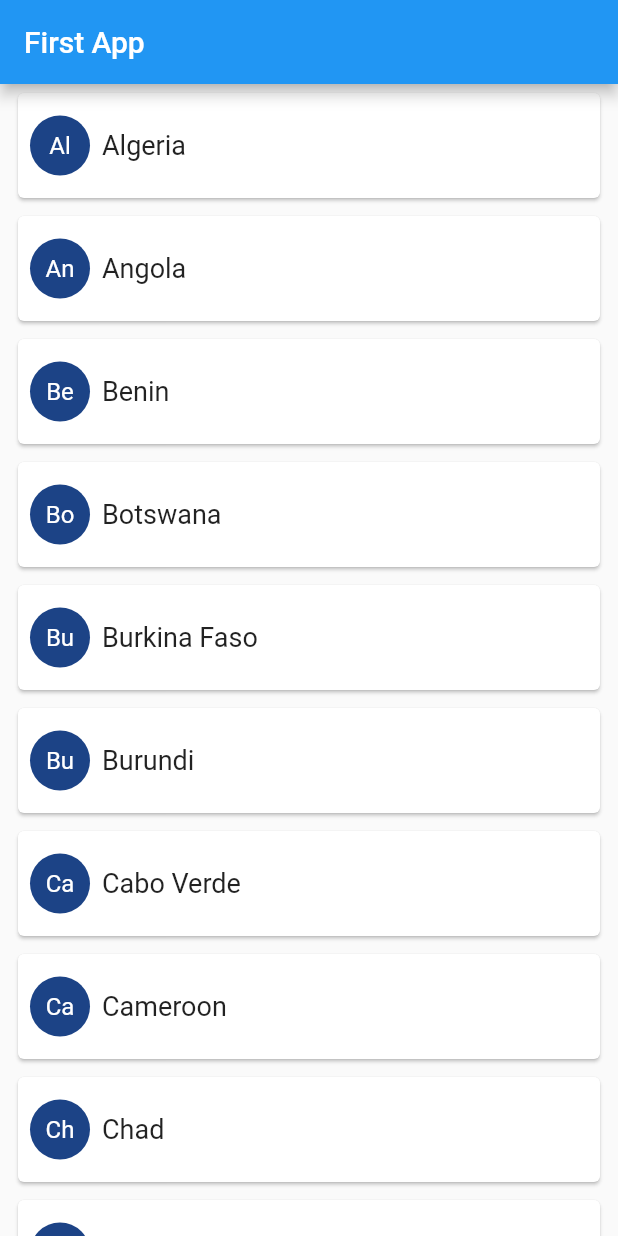
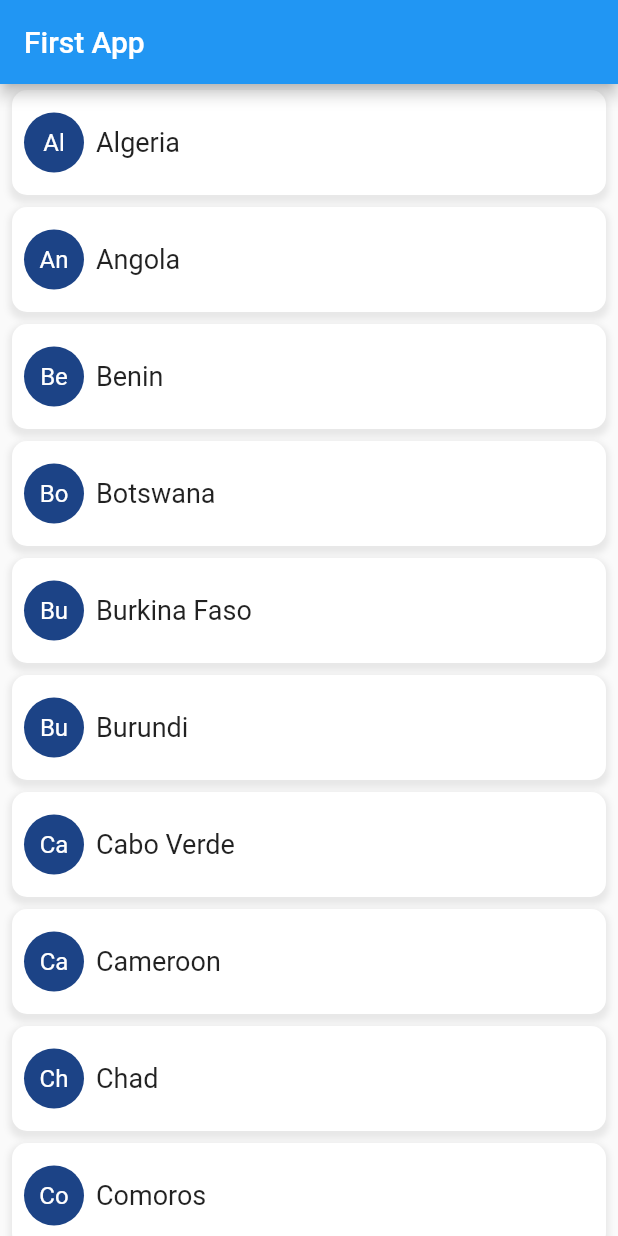
Before and after one commit to tanweer919/Flutter-tutorial, a Flutter app: the screen it shows after launch, on a phone screen of 412 x 824 dp. Run offline on Flutter 3.47's test engine with Material 2 defaults, Android fonts, the light colour scheme and no system bars.

Commit message:
Improve structure of country_list project

```diff
--- a/country_list/lib/main.dart
+++ b/country_list/lib/main.dart
@@ -1,4 +1,5 @@
 import 'package:flutter/material.dart';
+import 'screens/HomeScreen.dart';
 void main() {
   runApp(
     MaterialApp(
@@ -7,62 +8,3 @@ void main() {
     ),
   );
 }
-
-class HomePage extends StatelessWidget {
-  @override
-  Widget build(BuildContext context) {
-    return Scaffold(
-      appBar: AppBar(
-        title: Text('First App')
-      ),
-      body: CountryList(),
-    );
-  }
-}
-
-
-class CountryList extends StatelessWidget {
-  final List<String> countries = [ "Algeria", "Angola", "Benin", "Botswana", "Burkina Faso", "Burundi", "Cabo Verde", "Cameroon", "Chad",
-  "Comoros ", "Congo (the)", "Côte d'Ivoire", "Djibouti", "Egypt", "Equatorial Guinea", "Eritrea", "Ethiopia",
-  "Gabon", "Gambia ", "Ghana", "Guinea", "Guinea-Bissau", "Kenya", "Lesotho", "Liberia", "Libya", "Madagascar", "Malawi", "Mali"];
-  @override
-  Widget build(BuildContext context) {
-    return ListView.builder(
-      itemCount: countries.length,
-      itemBuilder: (BuildContext context, int index) => Padding(
-        padding: const EdgeInsets.symmetric(horizontal: 8.0, vertical: 2.0),
-        child: Card(
-          child: Container(
-            height: 70,
-            child: Padding(
-              padding: const EdgeInsets.all(8.0),
-              child: Row(
-                mainAxisAlignment: MainAxisAlignment.spaceBetween,
-                children: [
-                  CircleAvatar(
-                    backgroundColor: Color(
-                      (Random().nextDouble() * 0xFFFFFF).toInt(),
-                    ).withOpacity(1.0),
-                    child: Text(
-                      countries[index].substring(0, 2),
-                      style: TextStyle(color: Colors.white),
-                    ),
-                  ),
-                  Expanded(
-                    child: Padding(
-                      padding: const EdgeInsets.symmetric(horizontal: 8.0),
-                      child: Text(
-                        countries[index],
-                        style: TextStyle(fontSize: 18),
-                      ),
-                    ),
-                  ),
-                ],
-              ),
-            ),
-          ),
-        ),
-      ),
-    );
-  }
-}
--- /dev/null
+++ b/country_list/lib/screens/HomeScreen.dart
@@ -0,0 +1,71 @@
+import 'package:flutter/material.dart';
+import 'dart:math';
+
+class HomePage extends StatelessWidget {
+  @override
+  Widget build(BuildContext context) {
+    return Scaffold(
+      appBar: AppBar(
+        title: Text('First App')
+      ),
+      body: CountryList(),
+    );
+  }
+}
+
+class CountryList extends StatelessWidget {
+  final List<String> countries = [ "Algeria", "Angola", "Benin", "Botswana", "Burkina Faso", "Burundi", "Cabo Verde", "Cameroon", "Chad",
+  "Comoros ", "Congo (the)", "Côte d'Ivoire", "Djibouti", "Egypt", "Equatorial Guinea", "Eritrea", "Ethiopia",
+  "Gabon", "Gambia ", "Ghana", "Guinea", "Guinea-Bissau", "Kenya", "Lesotho", "Liberia", "Libya", "Madagascar", "Malawi", "Mali"];
+  @override
+  Widget build(BuildContext context) {
+    return ListView.builder(
+      itemCount: countries.length,
+      itemBuilder: (BuildContext context, int index) => Padding(
+        padding: const EdgeInsets.symmetric(horizontal: 8.0, vertical: 4.0),
+        child: Container(
+          decoration: BoxDecoration(
+            color: Colors.white,
+            borderRadius: BorderRadius.all(Radius.circular(10)),
+            boxShadow: [
+              BoxShadow(
+                color: Colors.grey.withOpacity(0.2),
+                spreadRadius: 2,
+                blurRadius: 3,
+                offset:
+                    Offset(0, 3), // changes position of shadow
+              ),
+            ],
+          ),
+          height: 70,
+          child: Padding(
+            padding: const EdgeInsets.all(8.0),
+            child: Row(
+              mainAxisAlignment: MainAxisAlignment.spaceBetween,
+              children: [
+                CircleAvatar(
+                  backgroundColor: Color(
+                    (Random().nextDouble() * 0xFFFFFF).toInt(),
+                  ).withOpacity(1.0),
+                  child: Text(
+                    countries[index].substring(0, 2),
+                    style: TextStyle(color: Colors.white),
+                  ),
+                ),
+                Expanded(
+                  child: Padding(
+                    padding: const EdgeInsets.symmetric(horizontal: 8.0),
+                    child: Text(
+                      countries[index],
+                      style: TextStyle(fontSize: 18),
+                    ),
+                  ),
+                ),
+              ],
+            ),
+          ),
+        ),
+      ),
+    );
+  }
+}
```
